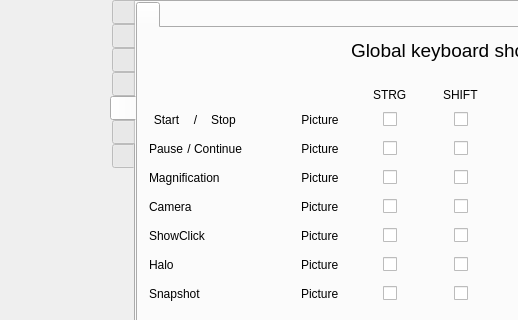
The window that src/formMainWindow.ui (vkohaupt/vokoscreenNG) describes before a commit, drawn with Qt 5; both pictures show x 0 to 518 and y 0 to 320 of the 789 by 546 pixel window.
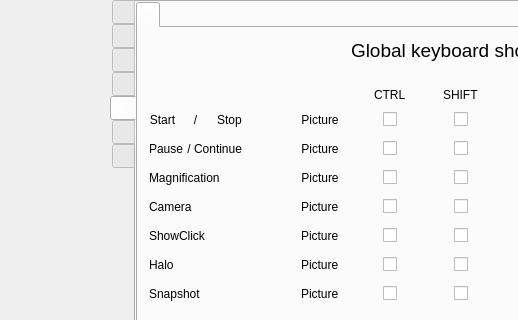
The same window after the commit. The open tabs and pages were chosen to show the change. Icons and pictures are not drawn.

Commit message: German STRG key and space before Start / Stop

Patch:
```diff
--- a/src/formMainWindow.ui
+++ b/src/formMainWindow.ui
@@ -4236,7 +4236,7 @@
                  <item row="0" column="2" alignment="Qt::AlignHCenter">
                   <widget class="QLabel" name="label_37">
                    <property name="text">
-                    <string notr="true">STRG</string>
+                    <string notr="true">CTRL</string>
                    </property>
                   </widget>
                  </item>
@@ -5067,7 +5067,7 @@
                    <property name="spacing">
                     <number>0</number>
                    </property>
-                   <item alignment="Qt::AlignRight">
+                   <item alignment="Qt::AlignLeft">
                     <widget class="QLabel" name="label_43">
                      <property name="text">
                       <string>Start</string>
@@ -5087,7 +5087,7 @@
                      </property>
                     </widget>
                    </item>
-                   <item>
+                   <item alignment="Qt::AlignRight">
                     <widget class="QLabel" name="label_44">
                      <property name="text">
                       <string>Stop</string>
```
Left out of the diff: 14 changed lines with no effect on the pictures.
